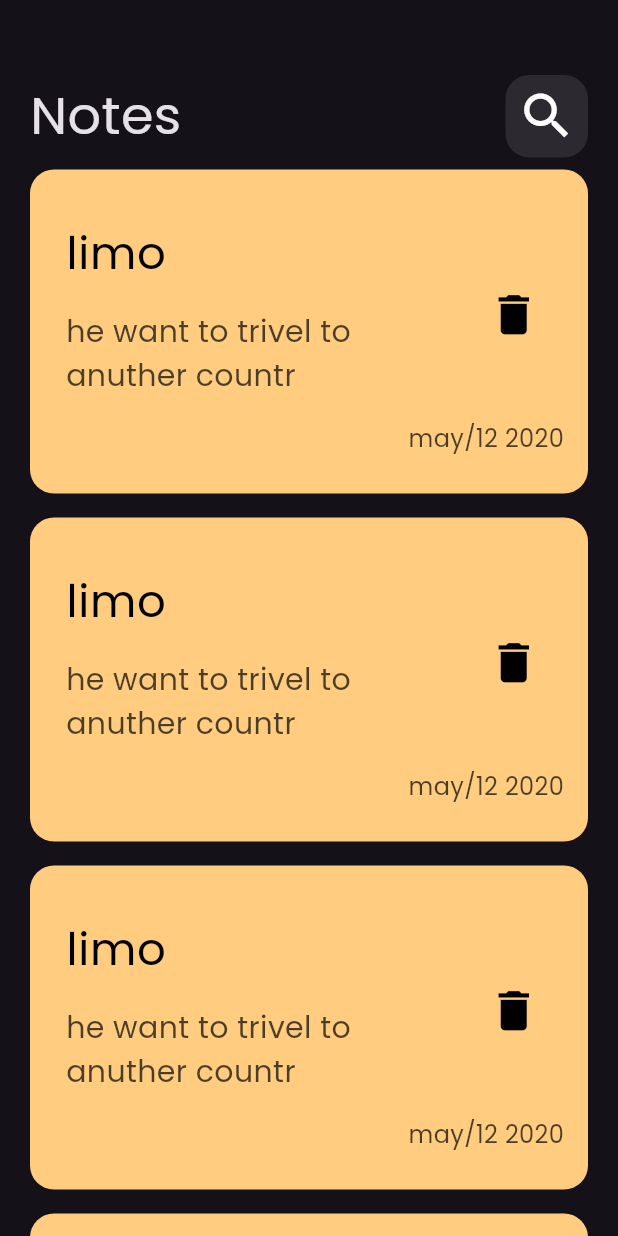
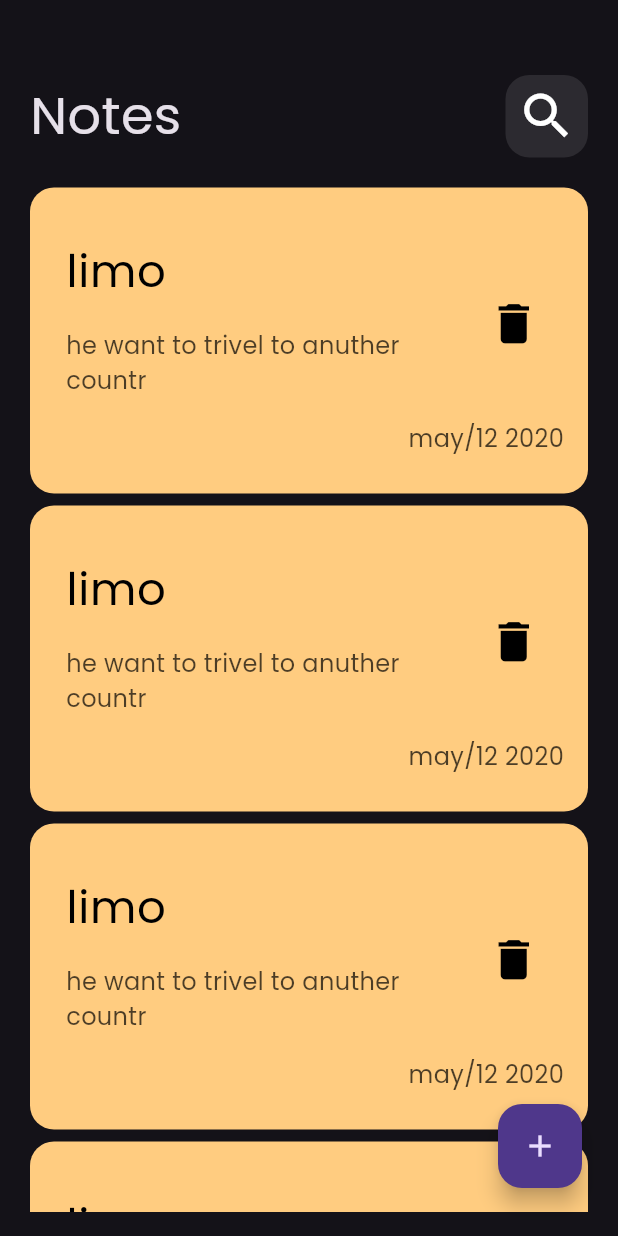
Before and after one commit to limo458/notsapp, a Flutter app: the screen it shows after launch, on a phone screen of 412 x 824 dp. Run offline on Flutter 3.47's test engine with Material 3 defaults, Android fonts, the phone set to English and light mode, and no system bars.

Commit message:
add floating Action Button

```diff
--- a/lib/views/notes_view.dart
+++ b/lib/views/notes_view.dart
@@ -6,7 +6,14 @@ class NotesView extends StatelessWidget {
 
   @override
   Widget build(BuildContext context) {
-    return const Scaffold(
+    return Scaffold(
+      floatingActionButton: Padding(
+        padding: const EdgeInsets.only(bottom: 16, right: 8),
+        child: FloatingActionButton(
+          onPressed: () {},
+          child: Icon(Icons.add),
+        ),
+      ),
       body: NotsViewBody(),
     );
   }
--- a/lib/widges/costum-note -item.dart
+++ b/lib/widges/costum-note -item.dart
@@ -24,7 +24,7 @@ class NotesItem extends StatelessWidget {
               child: Text(
                 'he want to trivel to anuther countr ',
                 style: TextStyle(
-                    color: Colors.black.withOpacity(.7), fontSize: 20),
+                    color: Colors.black.withOpacity(.7), fontSize: 16),
               ),
             ),
             trailing: IconButton(
--- /dev/null
+++ b/lib/widges/notes-list-view.dart
@@ -0,0 +1,21 @@
+import 'package:flutter/material.dart';
+import 'package:notsapp/widges/costum-note%20-item.dart';
+
+class NotesListView extends StatelessWidget {
+  const NotesListView({super.key});
+
+  @override
+  Widget build(BuildContext context) {
+    return Padding(
+      padding: const EdgeInsets.symmetric(vertical: 16),
+      child: ListView.builder(
+          padding: EdgeInsets.zero,
+          itemBuilder: (context, index) {
+            return const Padding(
+              padding: EdgeInsets.symmetric(vertical: 4),
+              child: NotesItem(),
+            );
+          }),
+    );
+  }
+}
--- a/lib/widges/notes_view_body.dart
+++ b/lib/widges/notes_view_body.dart
@@ -1,6 +1,6 @@
 import 'package:flutter/material.dart';
 import 'package:notsapp/widges/custm-app-bar.dart';
-import 'package:notsapp/widges/nots-list-view.dart';
+import 'package:notsapp/widges/notes-list-view.dart';
 
 class NotsViewBody extends StatelessWidget {
   const NotsViewBody({super.key});
--- a/lib/widges/nots-list-view.dart
+++ /dev/null
@@ -1,16 +0,0 @@
-import 'package:flutter/material.dart';
-import 'package:notsapp/widges/costum-note%20-item.dart';
-
-class NotesListView extends StatelessWidget {
-  const NotesListView({super.key});
-
-  @override
-  Widget build(BuildContext context) {
-    return ListView.builder(itemBuilder: (context, index) {
-      return const Padding(
-        padding: EdgeInsets.symmetric(vertical: 8),
-        child: NotesItem(),
-      );
-    });
-  }
-}
```
